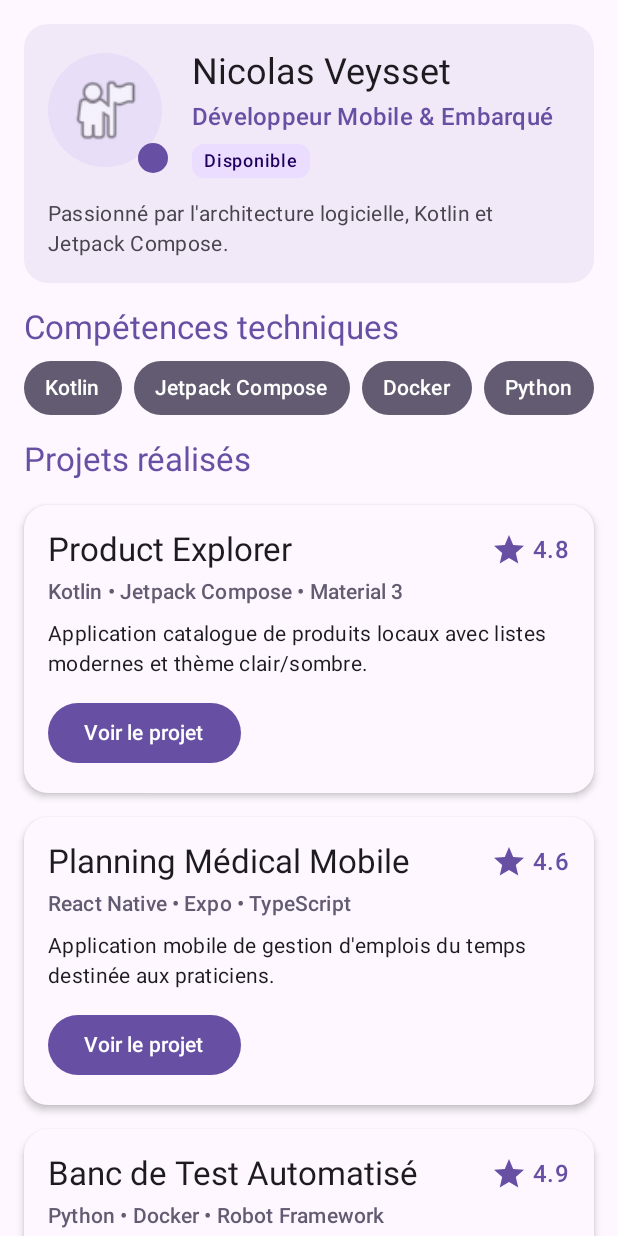
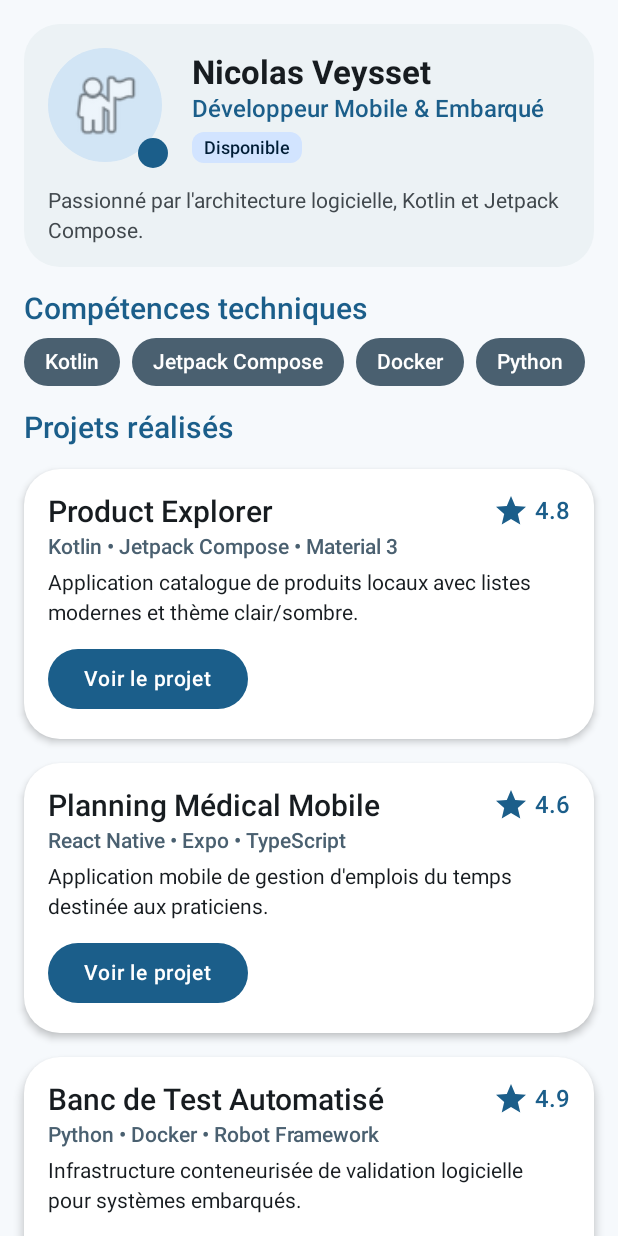
Before and after one commit to nicoveysset/Profildeveloppeur, an Android app built with Jetpack Compose: the screen it shows after launch (MainActivity), on a phone screen of 412 x 824 dp. Run offline under Robolectric (Android 15) with nearby library versions, the phone set to English and light mode, and no system bars.

Commit message:
theme et theme sombre

```diff
--- a/app/src/main/java/com/example/profildeveloppeur/MainActivity.kt
+++ b/app/src/main/java/com/example/profildeveloppeur/MainActivity.kt
@@ -42,13 +42,14 @@ import androidx.compose.ui.draw.clip
 import androidx.compose.ui.res.painterResource
 import androidx.compose.ui.tooling.preview.Preview
 import androidx.compose.ui.unit.dp
+import com.example.profildeveloppeur.ui.theme.ProfilDeveloppeurTheme
 
 class MainActivity : ComponentActivity() {
     override fun onCreate(savedInstanceState: Bundle?) {
         super.onCreate(savedInstanceState)
         enableEdgeToEdge()
         setContent {
-            MaterialTheme {
+            ProfilDeveloppeurTheme {
                 Scaffold(modifier = Modifier.fillMaxSize()) { innerPadding ->
                     ProfileScreen(
                         profile = sampleDeveloperProfile(),
@@ -139,7 +140,6 @@ fun ProfileHeader(
             Row(
                 verticalAlignment = Alignment.CenterVertically
             ) {
-                // Box contenant l'avatar circulaire et un indicateur d'état superposé
                 Box(
                     modifier = Modifier.size(80.dp)
                 ) {
@@ -152,7 +152,6 @@ fun ProfileHeader(
                             .background(MaterialTheme.colorScheme.secondaryContainer)
                             .padding(12.dp)
                     )
-                    // Pastille de statut superposée sans masquer l'icône centrale
                     Surface(
                         modifier = Modifier
                             .size(20.dp)
@@ -182,7 +181,6 @@ fun ProfileHeader(
                         color = MaterialTheme.colorScheme.primary
                     )
                     Spacer(modifier = Modifier.height(6.dp))
-                    // Badge textuel de disponibilité lisible
                     Surface(
                         shape = MaterialTheme.shapes.small,
                         color = if (isAvailable) {
@@ -440,15 +438,14 @@ fun ProfileScreen(
         }
     }
 }
-
 @Preview(
     showBackground = true,
-    heightDp = 960,
+    heightDp = 1220,
     name = "Profil Light Theme"
 )
 @Composable
 fun ProfileScreenLightPreview() {
-    MaterialTheme {
+    ProfilDeveloppeurTheme(darkTheme = false) {
         ProfileScreen(
             profile = sampleDeveloperProfile(),
             onContactClick = {},
@@ -456,3 +453,19 @@ fun ProfileScreenLightPreview() {
         )
     }
 }
+
+@Preview(
+    showBackground = true,
+    heightDp = 1220,
+    name = "Profil Dark Theme"
+)
+@Composable
+fun ProfileScreenDarkPreview() {
+    ProfilDeveloppeurTheme(darkTheme = true) {
+        ProfileScreen(
+            profile = sampleDeveloperProfile(),
+            onContactClick = {},
+            onProjectClick = {}
+        )
+    }
+}
--- a/app/src/main/java/com/example/profildeveloppeur/ui/theme/Theme.kt
+++ b/app/src/main/java/com/example/profildeveloppeur/ui/theme/Theme.kt
@@ -1,58 +1,80 @@
 package com.example.profildeveloppeur.ui.theme
 
-import android.app.Activity
-import android.os.Build
 import androidx.compose.foundation.isSystemInDarkTheme
+import androidx.compose.foundation.shape.RoundedCornerShape
 import androidx.compose.material3.MaterialTheme
+import androidx.compose.material3.Shapes
 import androidx.compose.material3.darkColorScheme
-import androidx.compose.material3.dynamicDarkColorScheme
-import androidx.compose.material3.dynamicLightColorScheme
 import androidx.compose.material3.lightColorScheme
 import androidx.compose.runtime.Composable
-import androidx.compose.ui.platform.LocalContext
+import androidx.compose.ui.graphics.Color
+import androidx.compose.ui.unit.dp
 
-private val DarkColorScheme = darkColorScheme(
-    primary = Purple80,
-    secondary = PurpleGrey80,
-    tertiary = Pink80
+// Palette claire personnalisée (rôles Material 3 complets pour tous les composants)
+private val LightColorScheme = lightColorScheme(
+    primary = Color(0xFF1B5E8A),
+    onPrimary = Color.White,
+    primaryContainer = Color(0xFFD2E4FF),
+    onPrimaryContainer = Color(0xFF001D36),
+    secondary = Color(0xFF4A6070),
+    onSecondary = Color.White,
+    secondaryContainer = Color(0xFFD2E5F5),
+    onSecondaryContainer = Color(0xFF061D2B),
+    background = Color(0xFFF6F9FC),
+    onBackground = Color(0xFF171C20),
+    surface = Color(0xFFFFFFFF),
+    onSurface = Color(0xFF171C20),
+    onSurfaceVariant = Color(0xFF41484D),
+    error = Color(0xFFBA1A1A),
+    onError = Color.White,
+    errorContainer = Color(0xFFFFDAD6),
+    onErrorContainer = Color(0xFF410002)
 )
 
-private val LightColorScheme = lightColorScheme(
-    primary = Purple40,
-    secondary = PurpleGrey40,
-    tertiary = Pink40
+// Palette sombre personnalisée
+private val DarkColorScheme = darkColorScheme(
+    primary = Color(0xFF8CCBFF),
+    onPrimary = Color(0xFF00344F),
+    primaryContainer = Color(0xFF004B71),
+    onPrimaryContainer = Color(0xFFD2E4FF),
+    secondary = Color(0xFFB3C8D8),
+    onSecondary = Color(0xFF1D3341),
+    secondaryContainer = Color(0xFF344958),
+    onSecondaryContainer = Color(0xFFD2E5F5),
+    background = Color(0xFF0F1418),
+    onBackground = Color(0xFFDFE3E8),
+    surface = Color(0xFF1A2025),
+    onSurface = Color(0xFFDFE3E8),
+    onSurfaceVariant = Color(0xFFC1C7CE),
+    error = Color(0xFFFFB4AB),
+    onError = Color(0xFF690005),
+    errorContainer = Color(0xFF93000A),
+    onErrorContainer = Color(0xFFFFDAD6)
+)
 
-    /* Other default colors to override
-    background = Color(0xFFFFFBFE),
-    surface = Color(0xFFFFFBFE),
-    onPrimary = Color.White,
-    onSecondary = Color.White,
-    onTertiary = Color.White,
-    onBackground = Color(0xFF1C1B1F),
-    onSurface = Color(0xFF1C1B1F),
-    */
+// Formes arrondies harmonisées
+private val ProfileShapes = Shapes(
+    small = RoundedCornerShape(8.dp),
+    medium = RoundedCornerShape(16.dp),
+    large = RoundedCornerShape(24.dp),
+    extraLarge = RoundedCornerShape(32.dp)
 )
 
 @Composable
 fun ProfilDeveloppeurTheme(
     darkTheme: Boolean = isSystemInDarkTheme(),
-    // Dynamic color is available on Android 12+
-    dynamicColor: Boolean = true,
     content: @Composable () -> Unit
 ) {
-    val colorScheme = when {
-        dynamicColor && Build.VERSION.SDK_INT >= Build.VERSION_CODES.S -> {
-            val context = LocalContext.current
-            if (darkTheme) dynamicDarkColorScheme(context) else dynamicLightColorScheme(context)
-        }
-
-        darkTheme -> DarkColorScheme
-        else -> LightColorScheme
+    val colorScheme = if (darkTheme) {
+        DarkColorScheme
+    } else {
+        LightColorScheme
     }
 
     MaterialTheme(
         colorScheme = colorScheme,
-        typography = Typography,
+        typography = ProfileTypography,
+        shapes = ProfileShapes,
         content = content
     )
 }
--- a/app/src/main/java/com/example/profildeveloppeur/ui/theme/Type.kt
+++ b/app/src/main/java/com/example/profildeveloppeur/ui/theme/Type.kt
@@ -2,33 +2,39 @@ package com.example.profildeveloppeur.ui.theme
 
 import androidx.compose.material3.Typography
 import androidx.compose.ui.text.TextStyle
-import androidx.compose.ui.text.font.FontFamily
 import androidx.compose.ui.text.font.FontWeight
 import androidx.compose.ui.unit.sp
 
-// Set of Material typography styles to start with
-val Typography = Typography(
-    bodyLarge = TextStyle(
-        fontFamily = FontFamily.Default,
-        fontWeight = FontWeight.Normal,
-        fontSize = 16.sp,
-        lineHeight = 24.sp,
-        letterSpacing = 0.5.sp
-    )
-    /* Other default text styles to override
-    titleLarge = TextStyle(
-        fontFamily = FontFamily.Default,
-        fontWeight = FontWeight.Normal,
+// Échelle typographique personnalisée pour l'application Profil Développeur
+val ProfileTypography = Typography(
+    headlineSmall = TextStyle(
         fontSize = 22.sp,
         lineHeight = 28.sp,
-        letterSpacing = 0.sp
+        fontWeight = FontWeight.Bold
     ),
-    labelSmall = TextStyle(
-        fontFamily = FontFamily.Default,
-        fontWeight = FontWeight.Medium,
-        fontSize = 11.sp,
+    titleLarge = TextStyle(
+        fontSize = 20.sp,
+        lineHeight = 26.sp,
+        fontWeight = FontWeight.SemiBold
+    ),
+    titleMedium = TextStyle(
+        fontSize = 16.sp,
+        lineHeight = 22.sp,
+        fontWeight = FontWeight.SemiBold
+    ),
+    bodyMedium = TextStyle(
+        fontSize = 14.sp,
+        lineHeight = 20.sp,
+        fontWeight = FontWeight.Normal
+    ),
+    labelLarge = TextStyle(
+        fontSize = 14.sp,
+        lineHeight = 18.sp,
+        fontWeight = FontWeight.Medium
+    ),
+    labelMedium = TextStyle(
+        fontSize = 12.sp,
         lineHeight = 16.sp,
-        letterSpacing = 0.5.sp
+        fontWeight = FontWeight.Medium
     )
-    */
 )
```
